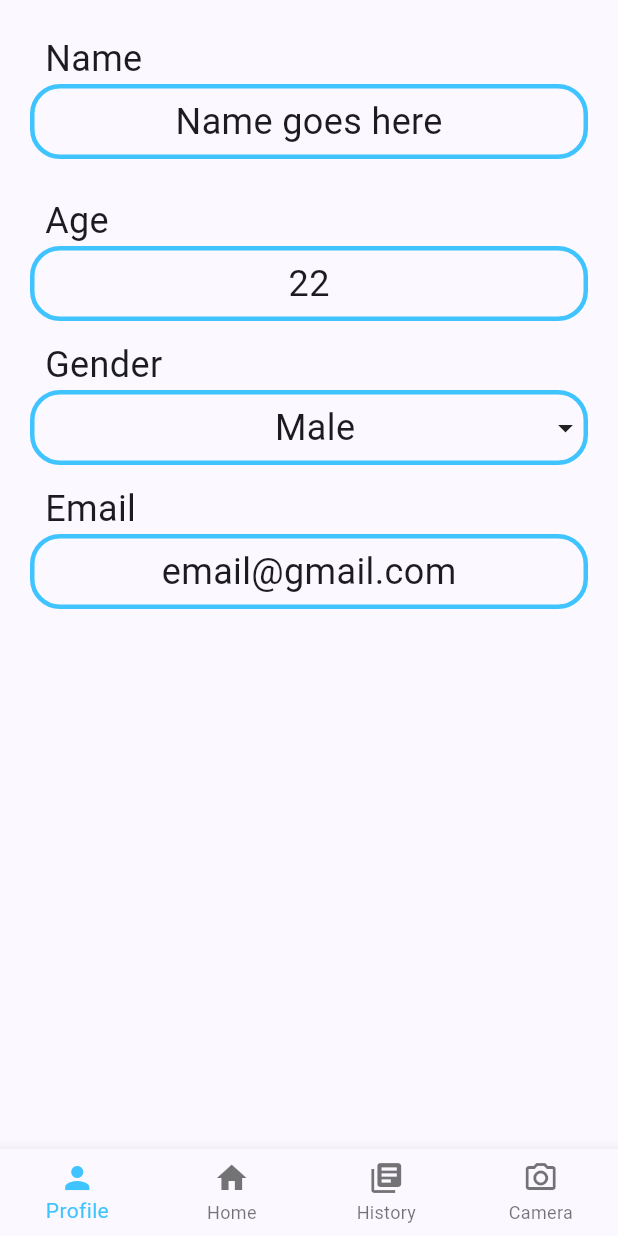
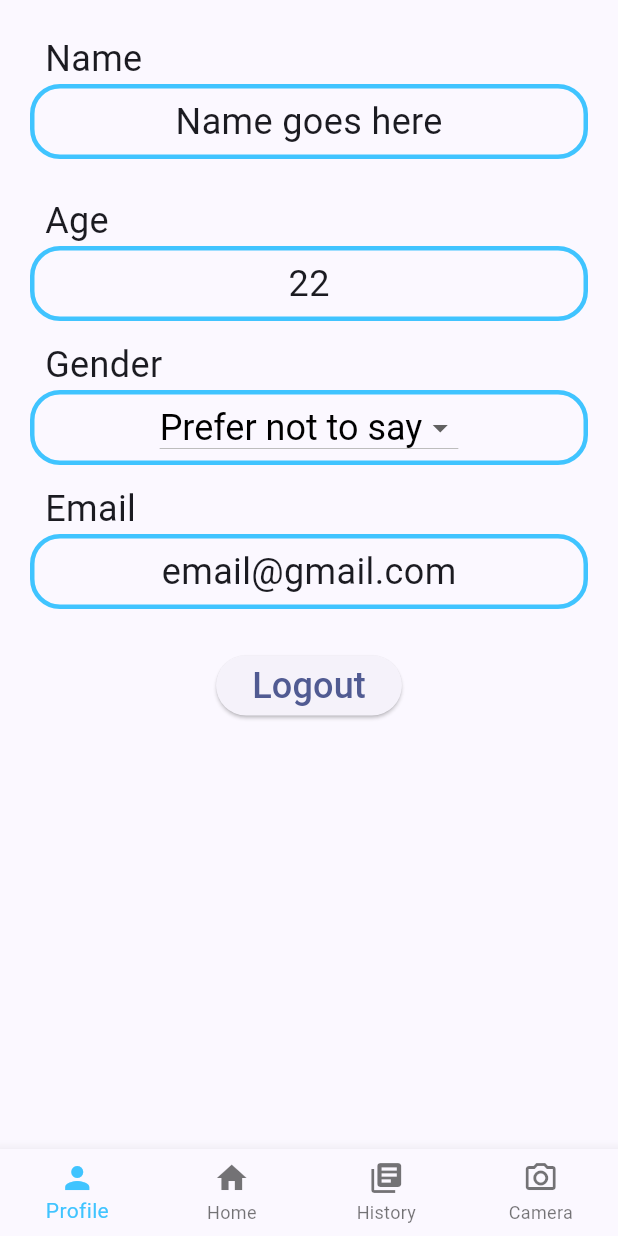
Before and after one commit to JeremyTaraba/alcohol_logger_student, a Flutter app: the ProfileScreen screen opened directly, on a phone screen of 412 x 824 dp. Run offline on Flutter 3.47's test engine with Material 2 defaults, Android fonts, the phone set to English and light mode, and no system bars; our stand-ins replace camera, firebase_auth, firebase_core, flutter_spinkit, modal_progress_hud_nsn, syncfusion_flutter_charts; accounts and stored records are empty.

```diff
--- a/lib/profile_screen.dart
+++ b/lib/profile_screen.dart
@@ -1,9 +1,21 @@
 import 'package:alcohol_logger/utility/bottomNav.dart';
 import 'package:flutter/material.dart';
 
-class ProfileScreen extends StatelessWidget {
+const List<String> list = <String>[
+  'Prefer not to say',
+  'Male',
+  'Female',
+];
+
+class ProfileScreen extends StatefulWidget {
   const ProfileScreen({super.key});
 
+  @override
+  State<ProfileScreen> createState() => _ProfileScreenState();
+}
+
+class _ProfileScreenState extends State<ProfileScreen> {
+  String dropdownValue = list.first;
   @override
   Widget build(BuildContext context) {
     return Container(
@@ -35,21 +47,45 @@ class ProfileScreen extends StatelessWidget {
                           Border.all(color: Colors.lightBlueAccent, width: 3),
                     ),
                     child: Row(
-                      mainAxisAlignment: MainAxisAlignment.spaceBetween,
+                      mainAxisAlignment: MainAxisAlignment.center,
                       children: [
-                        SizedBox(
-                          width: 32,
+                        DropdownButton<String>(
+                          value: dropdownValue,
+                          icon: const Icon(Icons.arrow_drop_down),
+                          elevation: 0,
+                          style: const TextStyle(
+                              fontSize: 24, color: Colors.black),
+                          onChanged: (String? value) {
+                            // This is called when the user selects an item.
+                            setState(() {
+                              dropdownValue = value!;
+                            });
+                          },
+                          items: list
+                              .map<DropdownMenuItem<String>>((String value) {
+                            return DropdownMenuItem<String>(
+                              value: value,
+                              child: Text(value),
+                            );
+                          }).toList(),
                         ),
-                        Text(
-                          "Male",
-                          style: TextStyle(fontSize: 24),
-                        ),
-                        Icon(Icons.arrow_drop_down),
                       ],
                     ),
                   ),
                 ),
                 profileData("Email", "email@gmail.com"),
+                Padding(
+                  padding: const EdgeInsets.only(top: 15.0),
+                  child: Align(
+                    alignment: Alignment.bottomCenter,
+                    child: ElevatedButton(
+                        onPressed: () {},
+                        child: Text(
+                          "Logout",
+                          style: TextStyle(fontSize: 24),
+                        )),
+                  ),
+                )
               ],
             ),
           ),
--- a/pubspec.yaml
+++ b/pubspec.yaml
@@ -43,6 +43,11 @@ dependencies:
   flutter_spinkit: ^5.2.0
   intl: ^0.18.1
   syncfusion_flutter_charts: ^22.2.10
+  camera: ^0.10.5+4
+  path: ^1.8.3
+  path_provider: ^2.1.1
+
+
 
 dev_dependencies:
   flutter_test:
```
Also changed, not shown: lib/camera_screen.dart (+48 -2 lines), pubspec.lock.
